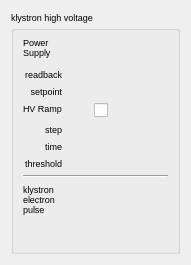
Before: the Qt Designer form src/widgets/ui/klystronHV.ui in srgblnch/LinacGUI, drawn with Qt 5.
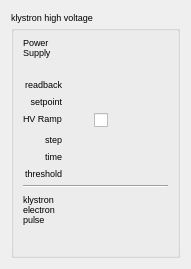
After: the same form once the commit is applied. Custom widgets are drawn as their Qt base class.

Commit message: pop up widget minor changes in the minimum size of widget to adapt them to message sizes

The edit to the form file:
```diff
--- a/src/widgets/ui/klystronHV.ui
+++ b/src/widgets/ui/klystronHV.ui
@@ -6,7 +6,7 @@
    <rect>
     <x>0</x>
     <y>0</y>
-    <width>170</width>
+    <width>172</width>
     <height>265</height>
    </rect>
   </property>
@@ -54,7 +54,7 @@
         <property name="minimumSize">
          <size>
           <width>100</width>
-          <height>0</height>
+          <height>20</height>
          </size>
         </property>
         <property name="font">
@@ -201,7 +201,7 @@
         <property name="minimumSize">
          <size>
           <width>100</width>
-          <height>0</height>
+          <height>20</height>
          </size>
         </property>
         <property name="font">
```
The commit also changes 5 other files.
